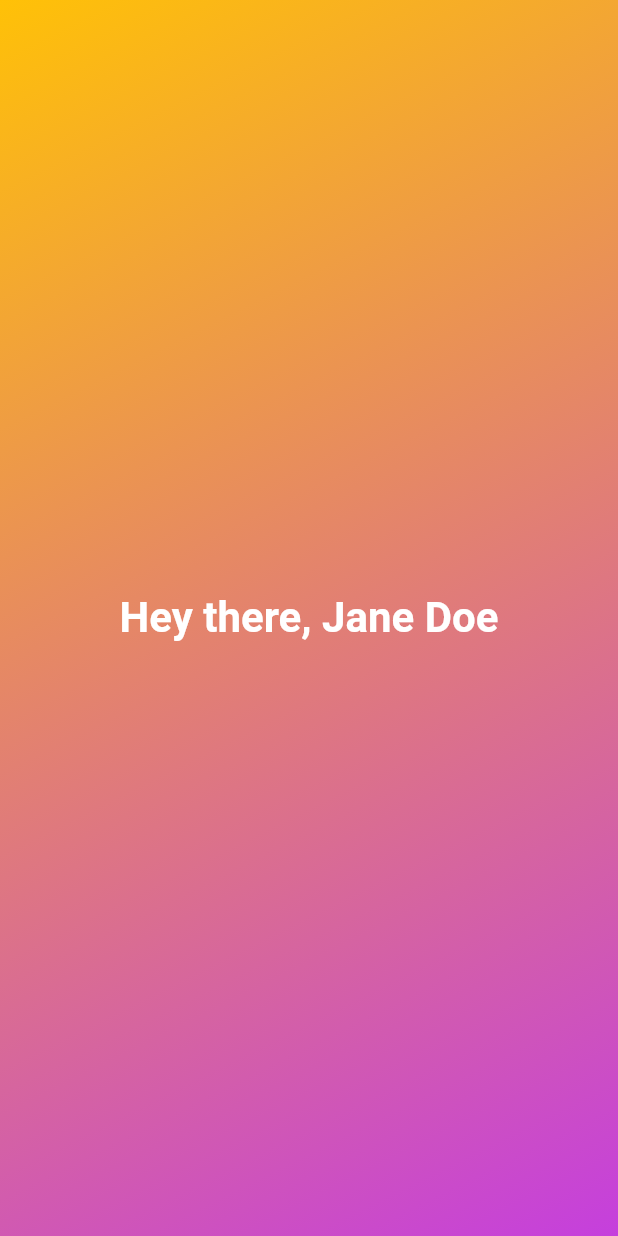
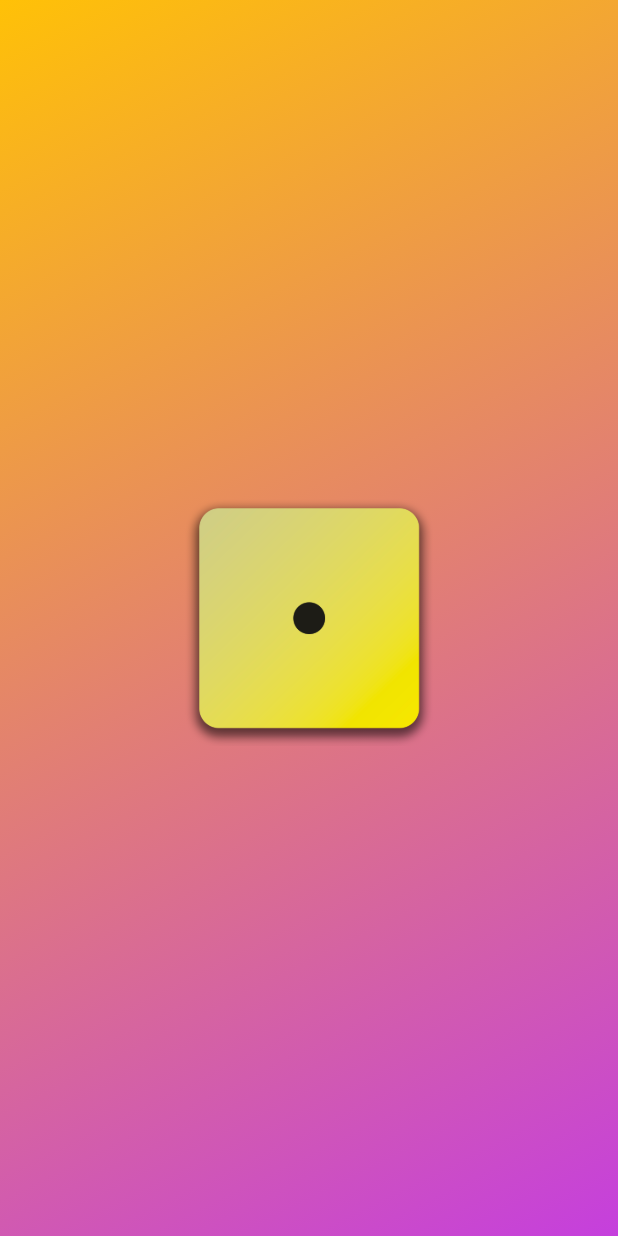
Before and after one commit to NSM722/Dice-Roller, a Flutter app: the screen it shows after launch, on a phone screen of 412 x 824 dp. Run offline on Flutter 3.47's test engine with Material 2 defaults, Android fonts, the phone set to English and light mode, and no system bars.

```diff
--- a/lib/gradient_wrapper.dart
+++ b/lib/gradient_wrapper.dart
@@ -1,5 +1,5 @@
 import 'package:flutter/material.dart';
-import 'package:my_app/styled_text.dart';
+// import 'package:my_app/styled_text.dart';
 
 const beginAlignment = Alignment.topLeft;
 const endAlignment = Alignment.bottomRight;
@@ -17,30 +17,13 @@ class GradientWrapper extends StatelessWidget {
         gradient: LinearGradient(
             begin: beginAlignment, end: endAlignment, colors: [color1, color2]),
       ),
-      child: const Center(
-        child: StyledText('Hey there, Jane Doe'),
+      child: Center(
+        // child: StyledText('Hey there, Jane Doe'),
+        child: Image.asset(
+          'assets/images/dice-1.png',
+          width: 170,
+        ),
       ),
     );
   }
 }
-
-// class GradientWrapper extends StatelessWidget {
-//   const GradientWrapper({super.key, required this.colors});
-
-//   final List<Color> colors;
-
-//   @override
-//   Widget build(context) {
-//     return Container(
-//       decoration: BoxDecoration(
-//         gradient: LinearGradient(
-//             begin: beginAlignment, end: endAlignment, colors: colors),
-//       ),
-//       child: const Center(
-//         child: StyledText('Hey there, Jane Doe'),
-//       ),
-//     );
-//   }
-// }
-
-// [Colors.amber, Color.fromARGB(255, 197, 63, 221)]
```
